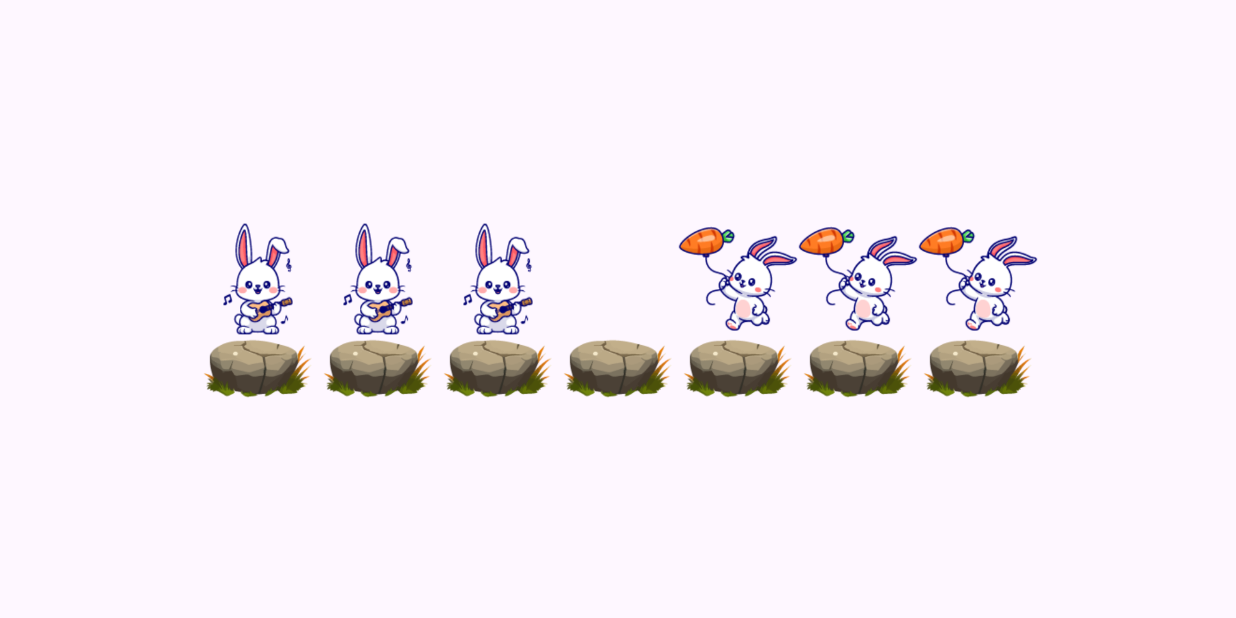
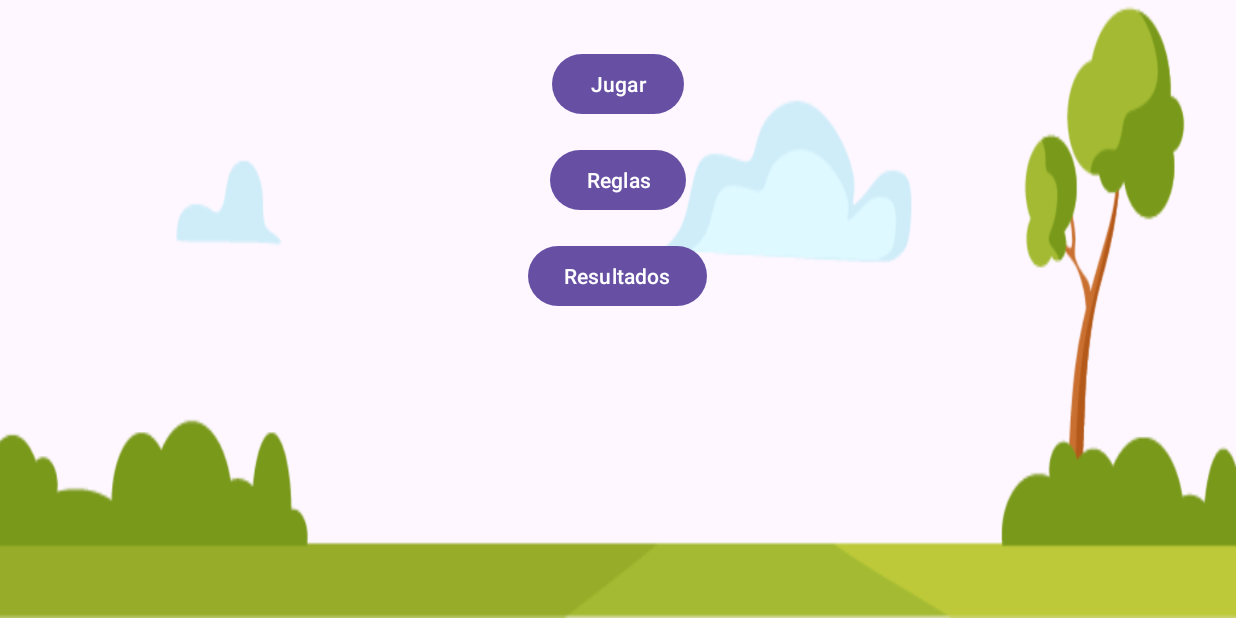
Before and after one commit to JBerrios08/Conejito-Fer-Android-Studio, an Android app: the screen it shows after launch (MainActivity before the commit, StartActivity after it), on a phone screen of 824 x 412 dp (held sideways). Run offline under Robolectric (Android 15) with nearby library versions, the phone set to English and light mode, and no system bars.

Commit message:
Add multiple screens and layouts

```diff
--- /dev/null
+++ b/app/src/main/java/com/example/appconejitos/StartActivity.java
@@ -0,0 +1,23 @@
+package com.example.appconejitos;
+
+import android.content.Intent;
+import android.os.Bundle;
+import android.widget.Button;
+
+import androidx.appcompat.app.AppCompatActivity;
+
+public class StartActivity extends AppCompatActivity {
+    @Override
+    protected void onCreate(Bundle savedInstanceState) {
+        super.onCreate(savedInstanceState);
+        setContentView(R.layout.activity_start);
+
+        Button jugar = findViewById(R.id.btnJugar);
+        Button reglas = findViewById(R.id.btnReglas);
+        Button resultados = findViewById(R.id.btnResultados);
+
+        jugar.setOnClickListener(v -> startActivity(new Intent(this, MainActivity.class)));
+        reglas.setOnClickListener(v -> startActivity(new Intent(this, RulesActivity.class)));
+        resultados.setOnClickListener(v -> startActivity(new Intent(this, ResultActivity.class)));
+    }
+}
--- /dev/null
+++ b/app/src/main/res/layout/activity_start.xml
@@ -0,0 +1,33 @@
+<?xml version="1.0" encoding="utf-8"?>
+<RelativeLayout xmlns:android="http://schemas.android.com/apk/res/android"
+    android:layout_width="match_parent"
+    android:layout_height="match_parent"
+    android:background="@drawable/fondo">
+
+    <Button
+        android:id="@+id/btnJugar"
+        android:layout_width="wrap_content"
+        android:layout_height="wrap_content"
+        android:text="@string/jugar"
+        android:layout_centerHorizontal="true"
+        android:layout_marginTop="32dp" />
+
+    <Button
+        android:id="@+id/btnReglas"
+        android:layout_width="wrap_content"
+        android:layout_height="wrap_content"
+        android:text="@string/reglas"
+        android:layout_below="@id/btnJugar"
+        android:layout_centerHorizontal="true"
+        android:layout_marginTop="16dp" />
+
+    <Button
+        android:id="@+id/btnResultados"
+        android:layout_width="wrap_content"
+        android:layout_height="wrap_content"
+        android:text="@string/resultados"
+        android:layout_below="@id/btnReglas"
+        android:layout_centerHorizontal="true"
+        android:layout_marginTop="16dp" />
+
+</RelativeLayout>
--- a/app/src/main/res/values/strings.xml
+++ b/app/src/main/res/values/strings.xml
@@ -1,3 +1,10 @@
 <resources>
     <string name="app_name">AppConejitos</string>
+    <string name="jugar">Jugar</string>
+    <string name="reglas">Reglas</string>
+    <string name="resultados">Resultados</string>
+    <string name="volver">Volver</string>
+    <string name="volver_inicio">Volver al inicio</string>
+    <string name="reglas_text">Mueve los conejitos al lado contrario saltando uno o dos espacios.</string>
+    <string name="finalizar">Finalizar</string>
 </resources>
```
Also changed, not shown: app/src/main/AndroidManifest.xml (+13 -1 lines), app/src/main/java/com/example/appconejitos/MainActivity.java (+16 -4 lines), app/src/main/java/com/example/appconejitos/ResultActivity.java (added, +17 -0 lines), app/src/main/java/com/example/appconejitos/RulesActivity.java (added, +17 -0 lines), app/src/main/res/layout/activity_main.xml (+12 -0 lines), app/src/main/res/layout/activity_result.xml (added, +22 -0 lines), app/src/main/res/layout/activity_rules.xml (added, +24 -0 lines).
